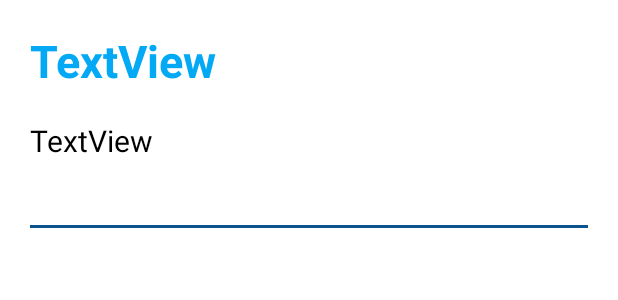
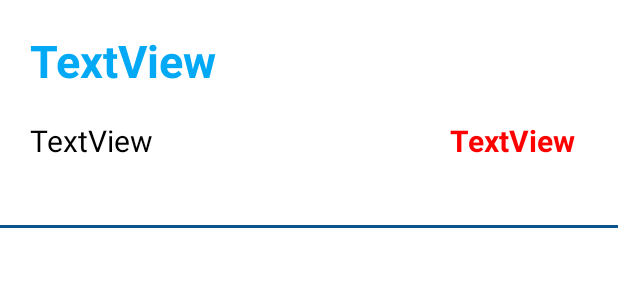
Before and after one commit to Bnanbsm/testPro, an Android app: the layout note_layout.xml on its own in the app's theme, with its tools: preview values and no code run, on a phone screen of 412 x 824 dp. Shown: the top 300 px of the screen. Run offline under Robolectric (Android 15) with nearby library versions, the phone set to English and light mode, and no system bars.

Commit message:
first commit

```diff
--- a/app/build.gradle
+++ b/app/build.gradle
@@ -2,6 +2,7 @@ plugins {
     id 'com.android.application'
     id 'org.jetbrains.kotlin.android'
     id 'com.google.gms.google-services'
+    id 'kotlin-android-extensions'
 }
 
 android {
--- a/app/src/main/res/layout/note_layout.xml
+++ b/app/src/main/res/layout/note_layout.xml
@@ -19,11 +19,24 @@
         android:layout_width="wrap_content"
         android:layout_height="wrap_content"
         android:text="TextView"
-        android:layout_marginStart="20dp"
+        android:layout_marginStart="300dp"
         android:layout_marginTop="80dp"
         android:textSize="20dp"
+        android:textColor="#FF0000"
+        android:textStyle="bold"
+
+        />
+
+    <TextView
+        android:id="@+id/notenumber"
+        android:layout_width="wrap_content"
+        android:layout_height="wrap_content"
+        android:layout_marginStart="20dp"
+
+        android:layout_marginTop="80dp"
+        android:text="TextView"
         android:textColor="#000000"
-        />
+        android:textSize="20dp" />
 
     <View
         android:layout_width="match_parent"
@@ -32,6 +45,6 @@
         android:layout_alignParentStart="true"
         android:layout_alignParentTop="true"
         android:layout_marginTop="150dp"
-        android:layout_marginEnd="20dp"
-        android:layout_marginStart="20dp"/>
+
+        />
 </RelativeLayout>
```
Also changed, not shown: app/src/main/java/com/example/notefirebasesend/DataActivity.kt (+12 -5 lines), app/src/main/java/com/example/notefirebasesend/MainActivity.kt (+22 -4 lines), app/src/main/java/com/example/notefirebasesend/NoteAdapter.kt (+24 -4 lines), 1 other file.
